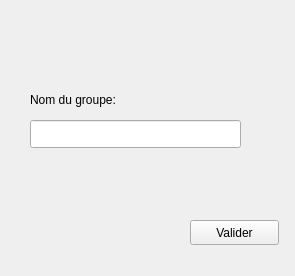
Obsywon/ShareCount, file ajoutgroupe.ui: the form before one commit.
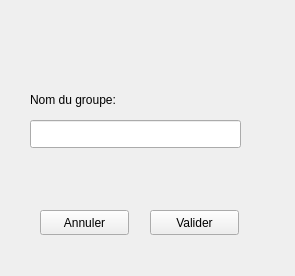
The form after the commit.

The edit to the form file:
```diff
--- a/ajoutgroupe.ui
+++ b/ajoutgroupe.ui
@@ -26,8 +26,8 @@
   <widget class="QPushButton" name="ok">
    <property name="geometry">
     <rect>
-     <x>190</x>
-     <y>220</y>
+     <x>150</x>
+     <y>210</y>
      <width>89</width>
      <height>25</height>
     </rect>
@@ -49,6 +49,32 @@
     <string>Nom du groupe:</string>
    </property>
   </widget>
+  <widget class="QPushButton" name="annuler">
+   <property name="geometry">
+    <rect>
+     <x>40</x>
+     <y>210</y>
+     <width>89</width>
+     <height>25</height>
+    </rect>
+   </property>
+   <property name="text">
+    <string>Annuler</string>
+   </property>
+  </widget>
+  <widget class="QLabel" name="label_11">
+   <property name="geometry">
+    <rect>
+     <x>20</x>
+     <y>170</y>
+     <width>211</width>
+     <height>19</height>
+    </rect>
+   </property>
+   <property name="text">
+    <string/>
+   </property>
+  </widget>
  </widget>
  <resources/>
  <connections/>
```
